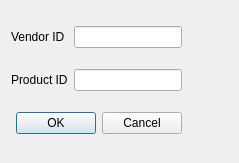
This is src/usb-term/connectiondialog.ui in olegyurchenko/usb-term as Qt 5 draws it before an edit. The edited form follows.
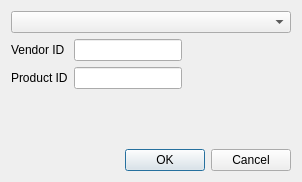
This is the edited form. Icons and pictures are not drawn.

What changed in the file:
```diff
--- a/src/usb-term/connectiondialog.ui
+++ b/src/usb-term/connectiondialog.ui
@@ -6,8 +6,8 @@
    <rect>
     <x>0</x>
     <y>0</y>
-    <width>239</width>
-    <height>163</height>
+    <width>302</width>
+    <height>182</height>
    </rect>
   </property>
   <property name="windowTitle">
@@ -17,7 +17,16 @@
    <iconset resource="../resources/resource.qrc">
     <normaloff>:/connect.png</normaloff>:/connect.png</iconset>
   </property>
-  <layout class="QGridLayout" name="gridLayout">
+  <layout class="QVBoxLayout" name="verticalLayout_2">
+   <item>
+    <layout class="QVBoxLayout" name="verticalLayout">
+     <item>
+      <widget class="QComboBox" name="comboBox"/>
+     </item>
+     <item>
+      <layout class="QHBoxLayout" name="horizontalLayout">
+       <item>
+        <layout class="QFormLayout" name="formLayout">
    <item row="0" column="0">
     <widget class="QLabel" name="label">
      <property name="text">
@@ -33,19 +42,6 @@
      </property>
     </widget>
    </item>
-   <item row="0" column="2">
-    <spacer name="horizontalSpacer">
-     <property name="orientation">
-      <enum>Qt::Horizontal</enum>
-     </property>
-     <property name="sizeHint" stdset="0">
-      <size>
-       <width>39</width>
-       <height>20</height>
-      </size>
-     </property>
-    </spacer>
-   </item>
    <item row="1" column="0">
     <widget class="QLabel" name="label_2">
      <property name="text">
@@ -61,20 +57,26 @@
      </property>
     </widget>
    </item>
-   <item row="1" column="2">
-    <spacer name="horizontalSpacer_2">
+        </layout>
+       </item>
+       <item>
+        <spacer name="horizontalSpacer">
      <property name="orientation">
       <enum>Qt::Horizontal</enum>
      </property>
      <property name="sizeHint" stdset="0">
       <size>
-       <width>39</width>
+           <width>40</width>
        <height>20</height>
       </size>
      </property>
     </spacer>
    </item>
-   <item row="2" column="0" colspan="2">
+      </layout>
+     </item>
+    </layout>
+   </item>
+   <item>
     <widget class="QDialogButtonBox" name="buttonBox">
      <property name="enabled">
       <bool>true</bool>
```
Left out of the diff: 31 changed lines with no effect on the pictures. Lines whose indentation alone changed are shown as unchanged.
